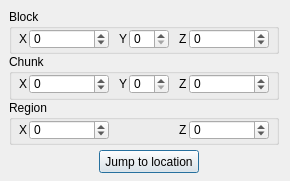
This is jumpto.ui in mrkite/minutor as Qt 5 draws it before an edit. The edited form follows.
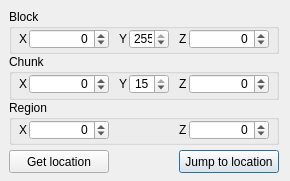
This is the edited form.

Commit message: Added "Get location" button and more funcionality

What changed in the file:
```diff
--- a/jumpto.ui
+++ b/jumpto.ui
@@ -40,6 +40,12 @@
          <height>20</height>
         </rect>
        </property>
+       <property name="alignment">
+        <set>Qt::AlignRight|Qt::AlignTrailing|Qt::AlignVCenter</set>
+       </property>
+       <property name="accelerated">
+        <bool>true</bool>
+       </property>
        <property name="minimum">
         <number>-30000000</number>
        </property>
@@ -56,9 +62,18 @@
          <height>20</height>
         </rect>
        </property>
+       <property name="alignment">
+        <set>Qt::AlignRight|Qt::AlignTrailing|Qt::AlignVCenter</set>
+       </property>
+       <property name="accelerated">
+        <bool>true</bool>
+       </property>
        <property name="maximum">
         <number>255</number>
        </property>
+       <property name="value">
+        <number>255</number>
+       </property>
       </widget>
       <widget class="QSpinBox" name="spinBox_Block_Z">
        <property name="geometry">
@@ -69,6 +84,12 @@
          <height>20</height>
         </rect>
        </property>
+       <property name="alignment">
+        <set>Qt::AlignRight|Qt::AlignTrailing|Qt::AlignVCenter</set>
+       </property>
+       <property name="accelerated">
+        <bool>true</bool>
+       </property>
        <property name="minimum">
         <number>-30000000</number>
        </property>
@@ -131,11 +152,17 @@
          <height>20</height>
         </rect>
        </property>
+       <property name="alignment">
+        <set>Qt::AlignRight|Qt::AlignTrailing|Qt::AlignVCenter</set>
+       </property>
+       <property name="accelerated">
+        <bool>true</bool>
+       </property>
        <property name="minimum">
-        <number>-1875</number>
+        <number>-1875000</number>
        </property>
        <property name="maximum">
-        <number>1875</number>
+        <number>1875000</number>
        </property>
       </widget>
       <widget class="QLabel" name="label_Chunk_X">
@@ -173,9 +200,18 @@
          <height>20</height>
         </rect>
        </property>
+       <property name="alignment">
+        <set>Qt::AlignRight|Qt::AlignTrailing|Qt::AlignVCenter</set>
+       </property>
+       <property name="accelerated">
+        <bool>true</bool>
+       </property>
        <property name="maximum">
         <number>15</number>
        </property>
+       <property name="value">
+        <number>15</number>
+       </property>
       </widget>
       <widget class="QSpinBox" name="spinBox_Chunk_Z">
        <property name="geometry">
@@ -186,11 +222,17 @@
          <height>20</height>
         </rect>
        </property>
+       <property name="alignment">
+        <set>Qt::AlignRight|Qt::AlignTrailing|Qt::AlignVCenter</set>
+       </property>
+       <property name="accelerated">
+        <bool>true</bool>
+       </property>
        <property name="minimum">
-        <number>-1875</number>
+        <number>-1875000</number>
        </property>
        <property name="maximum">
-        <number>1875</number>
+        <number>1875000</number>
        </property>
       </widget>
       <widget class="QLabel" name="label_Chunk_Y">
@@ -222,11 +264,17 @@
          <height>20</height>
         </rect>
        </property>
+       <property name="alignment">
+        <set>Qt::AlignRight|Qt::AlignTrailing|Qt::AlignVCenter</set>
+       </property>
+       <property name="accelerated">
+        <bool>true</bool>
+       </property>
        <property name="minimum">
-        <number>-1875</number>
+        <number>-58593</number>
        </property>
        <property name="maximum">
-        <number>1875</number>
+        <number>58593</number>
        </property>
       </widget>
       <widget class="QLabel" name="label_Region_Z">
@@ -264,11 +312,17 @@
          <height>20</height>
         </rect>
        </property>
+       <property name="alignment">
+        <set>Qt::AlignRight|Qt::AlignTrailing|Qt::AlignVCenter</set>
+       </property>
+       <property name="accelerated">
+        <bool>true</bool>
+       </property>
        <property name="minimum">
-        <number>-1875</number>
+        <number>-58593</number>
        </property>
        <property name="maximum">
-        <number>1875</number>
+        <number>58593</number>
        </property>
       </widget>
      </widget>
@@ -278,7 +332,7 @@
       <widget class="QPushButton" name="pushButton_Jump">
        <property name="geometry">
         <rect>
-         <x>90</x>
+         <x>170</x>
          <y>5</y>
          <width>100</width>
          <height>23</height>
@@ -288,6 +342,19 @@
         <string>Jump to location</string>
        </property>
       </widget>
+      <widget class="QPushButton" name="pushButton_Get">
+       <property name="geometry">
+        <rect>
+         <x>0</x>
+         <y>5</y>
+         <width>100</width>
+         <height>23</height>
+        </rect>
+       </property>
+       <property name="text">
+        <string>Get location</string>
+       </property>
+      </widget>
      </widget>
     </item>
    </layout>
```
The commit also changes 2 other files.
